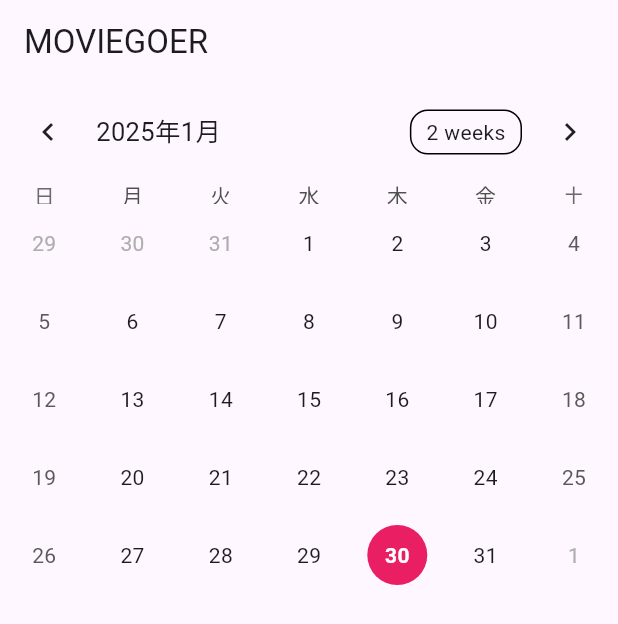
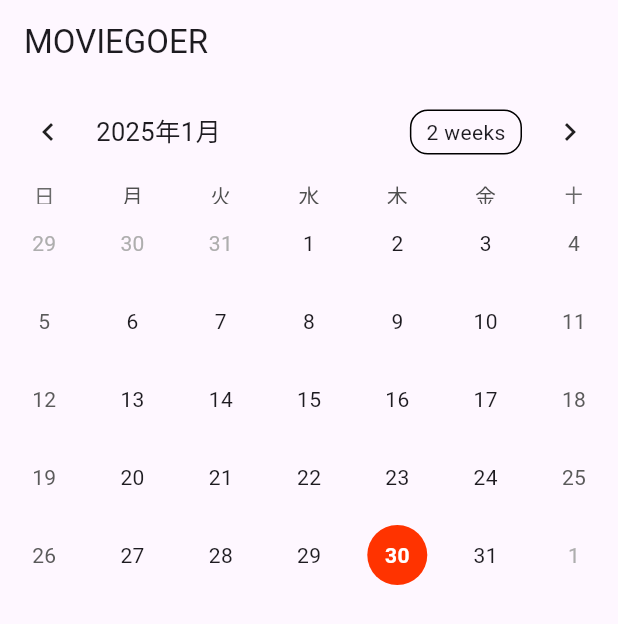
Before and after one commit to tsugunagato/my_calendar, a Flutter app: the screen it shows after launch, on a phone screen of 412 x 824 dp. Shown: the top 624 px of the screen. Run offline on Flutter 3.47's test engine with Material 3 defaults, Android fonts, the light colour scheme and no system bars; drawn by our look-alikes of table_calendar; our stand-ins replace sqflite; accounts and stored records are empty.

Commit message:
update: ハイライト表示の色変更

```diff
--- a/lib/main.dart
+++ b/lib/main.dart
@@ -46,8 +46,8 @@
 
   @override
   Widget build(BuildContext context) {
-    const selectedColor = 0xFF1976D2;
-    const todayColor = 0xFFE91E63;
+    const selectedColor = 0xFF33CCFF;
+    const todayColor = 0xFFFF3300;
     return Scaffold(
       appBar: AppBar(title: const Text('MOVIEGOER')),
       body: Column(
```
